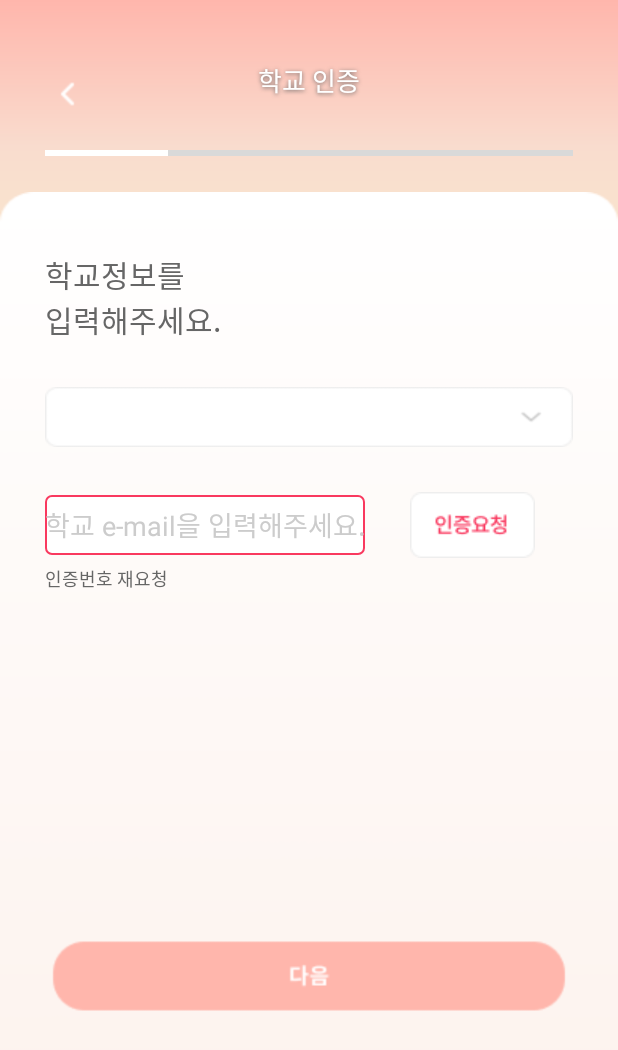
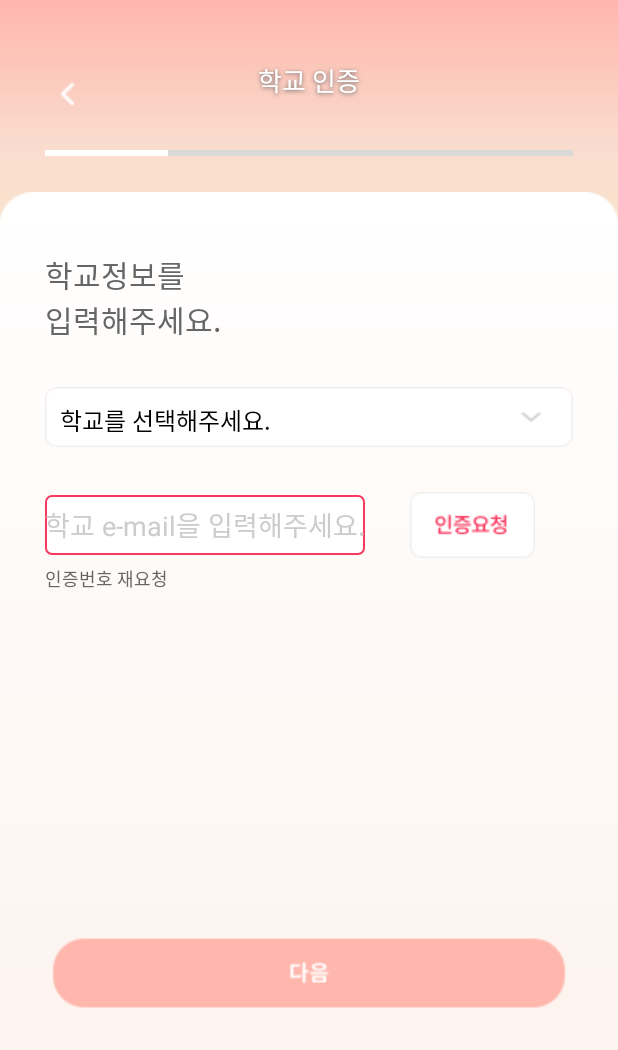
Before and after one commit to WonderWoman-Team/WW_Client, an Android app: the SchoolActivity screen opened directly, with no data from a screen before it, on a phone screen of 412 x 824 dp. Shown: the top 1050 px of the screen. Run offline under Robolectric (Android 15) with nearby library versions, the phone set to English and light mode, and no system bars.

Commit message:
feat: UI 수정, Text Color 변경

```diff
--- a/app/src/main/java/com/example/wonderwoman/SchoolActivity.kt
+++ b/app/src/main/java/com/example/wonderwoman/SchoolActivity.kt
@@ -3,10 +3,7 @@ package com.example.wonderwoman
 import android.content.Intent
 import android.os.Bundle
 import android.view.LayoutInflater
-import android.widget.Button
-import android.widget.EditText
-import android.widget.ImageView
-import android.widget.Toast
+import android.widget.*
 import androidx.appcompat.app.AlertDialog
 import androidx.appcompat.app.AppCompatActivity
 import androidx.core.content.ContextCompat
@@ -21,6 +18,17 @@ class SchoolActivity : AppCompatActivity() {
         mBinding = Login21MainBinding.inflate(layoutInflater)
         setContentView(binding.root)
 
+        ArrayAdapter.createFromResource(
+            this,
+            R.array.university,
+            R.layout.spinner_item
+        ).also { adapter ->
+            // Specify the layout to use when the list of choices appears
+            adapter.setDropDownViewResource(android.R.layout.simple_spinner_dropdown_item)
+            // Apply the adapter to the spinner
+            binding.spinner.adapter = adapter
+        }
+
         //다음페이지
         val intent = Intent(this, EmailActivity::class.java)
         binding.nextBtn1.setOnClickListener{startActivity(intent) }
@@ -34,7 +42,7 @@ class SchoolActivity : AppCompatActivity() {
         // 버튼 이벤트
         btnSend.setOnClickListener() {
             Toast
-                .makeText(this, "toast message", Toast.LENGTH_SHORT)
+                .makeText(this, "인증번호가 메일로 전송되었습니다.", Toast.LENGTH_SHORT)
                 .show()
         }
     }
--- a/app/src/main/res/font/notofont.xml
+++ /dev/null
@@ -1,7 +0,0 @@
-<?xml version="1.0" encoding="utf-8"?>
-<font-family xmlns:android="http://schemas.android.com/apk/res/android">
-    <font android:fontStyle="normal"
-        android:fontWeight="400"
-        android:font="@font/notosanskr_medium" />
-
-</font-family>
--- a/app/src/main/res/layout/login2_1_main.xml
+++ b/app/src/main/res/layout/login2_1_main.xml
@@ -33,7 +33,7 @@
                 android:layout_marginTop="40dp"
                 android:layout_marginRight="70dp"
                 android:layout_weight="1"
-                android:fontFamily="@font/notofont"
+                android:fontFamily="@font/noto_sans_regular"
                 android:gravity="center"
                 android:shadowColor="#666666"
                 android:shadowDy="1.0"
@@ -79,7 +79,7 @@
                 android:layout_height="wrap_content"
                 android:textColor="#666666"
                 android:textSize="20dp"
-                android:fontFamily="@font/notofont"
+                android:fontFamily="@font/noto_sans_regular"
                 android:text="학교정보를\n입력해주세요."/>
 
         </LinearLayout>
@@ -126,6 +126,7 @@
                     android:hint="학교 e-mail을 입력해주세요."
                     android:textColorHint="#CCCCCC"
                     android:inputType="textPersonName"
+                    android:textColor="#000000"
                     android:text="" />
 
                 <ImageView
@@ -143,7 +144,7 @@
                 android:layout_height="wrap_content"
                 android:layout_marginTop="-15dp"
                 android:textSize="12sp"
-                android:fontFamily="@font/notofont"
+                android:fontFamily="@font/noto_sans_regular"
                 android:textColor="#666666"
                 android:text="인증번호 재요청"/>
 
@@ -152,7 +153,7 @@
         <LinearLayout
             android:layout_width="match_parent"
             android:layout_height="72dp"
-            android:layout_marginTop="220dp"
+            android:layout_marginTop="218dp"
             android:orientation="vertical">
 
             <ImageView
--- a/app/src/main/res/layout/login2_2_main.xml
+++ b/app/src/main/res/layout/login2_2_main.xml
@@ -79,7 +79,7 @@
             <TextView
                 android:layout_width="match_parent"
                 android:layout_height="wrap_content"
-                android:fontFamily="@font/notofont"
+                android:fontFamily="@font/noto_sans_regular"
                 android:textColor="#666666"
                 android:textSize="20dp"
                 android:text="학교정보를\n입력해주세요."/>
@@ -158,7 +158,7 @@
         <LinearLayout
             android:layout_width="match_parent"
             android:layout_height="72dp"
-            android:layout_marginTop="200dp"
+            android:layout_marginTop="197dp"
             android:orientation="vertical">
 
             <ImageView
--- /dev/null
+++ b/app/src/main/res/layout/spinner_item.xml
@@ -0,0 +1,7 @@
+<?xml version="1.0" encoding="utf-8"?>
+<TextView xmlns:android="http://schemas.android.com/apk/res/android"
+    android:layout_width="match_parent"
+    android:layout_height="wrap_content"
+    android:padding="10dp"
+    android:textSize="16sp"
+    android:textColor="#000000"/>
```
Also changed, not shown: app/src/main/java/com/example/wonderwoman/EmailActivity.kt (+12 -0 lines), app/src/main/res/layout/login3_main.xml (+6 -4 lines), app/src/main/res/layout/login4_main.xml (+5 -4 lines), app/src/main/res/layout/login5_main.xml (+7 -7 lines), app/src/main/res/layout/login_main.xml (+5 -3 lines), app/src/main/res/drawable/btn_start.png (added), 1 other file.
